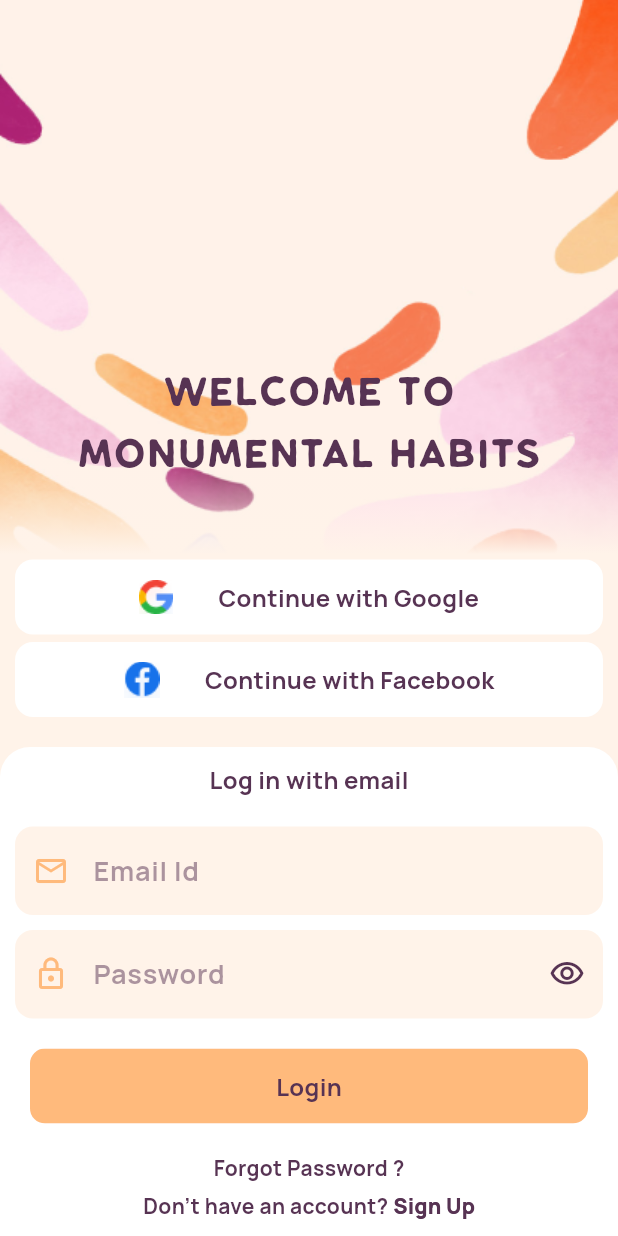
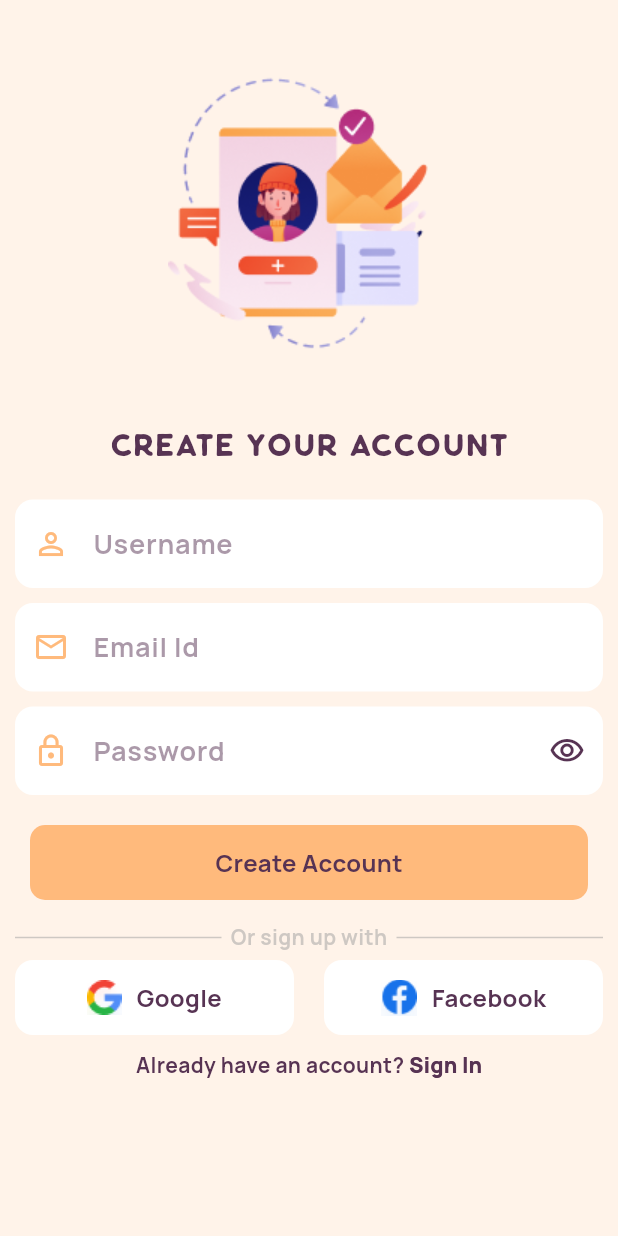
Before and after one commit to SourishBiswas23/habit_builder, a Flutter app: the screen it shows after launch, on a phone screen of 412 x 824 dp. Run offline on Flutter 3.47's test engine with Material 3 defaults, Android fonts, the phone set to English and light mode, and no system bars; our stand-ins replace logger, smooth_page_indicator.

Commit message:
Added the sign up screen

```diff
--- a/lib/main.dart
+++ b/lib/main.dart
@@ -1,5 +1,5 @@
 import 'package:flutter/material.dart';
-import 'package:habit_builder/views/onboarding/signup_and_login/login_screen/login_screen.dart';
+import 'package:habit_builder/views/onboarding/signup_and_login/signup_screen/signup_screen.dart';
 
 import 'app_theme.dart';
 import 'routes.dart';
@@ -16,7 +16,7 @@ class MyApp extends StatelessWidget {
     return MaterialApp(
       title: 'Habit Builder',
       theme: AppTheme().themeData,
-      home: const LoginScreen(),
+      home: const SignupScreen(),
       onGenerateRoute: AppNavigator.onGenerateRoute,
       navigatorKey: AppNavigator.navigatorKey,
       scaffoldMessengerKey: AppNavigator.scaffoldMessengerState,
--- a/lib/routes.dart
+++ b/lib/routes.dart
@@ -2,23 +2,31 @@ import 'package:flutter/material.dart';
 
 import 'views/not_found_screen/not_found_screen.dart';
 import 'views/onboarding/introduction_screen/introduction_screen.dart';
+import 'views/onboarding/signup_and_login/login_screen/login_screen.dart';
+import 'views/onboarding/signup_and_login/signup_screen/signup_screen.dart';
 import 'views/onboarding/splash_screen/splash_screen.dart';
 
 enum AppRoute {
   splashScreen,
   notFoundScreen,
   introductionScreen,
+  loginScreen,
+  signupScreen,
 }
 
 class _Paths {
   static const String splashScreen = '/splashScreen';
   static const String notFoundScreen = '/notFoundScreen';
   static const String introductionScreen = '/introductionScreen';
+  static const String loginScreen = '/loginScreen';
+  static const String signupScreen = '/signupScreen';
 
   static const Map<AppRoute, String> _pathMap = {
     AppRoute.splashScreen: _Paths.splashScreen,
     AppRoute.notFoundScreen: _Paths.notFoundScreen,
     AppRoute.introductionScreen: _Paths.introductionScreen,
+    AppRoute.loginScreen: _Paths.loginScreen,
+    AppRoute.signupScreen: _Paths.signupScreen,
   };
 
   static String of(AppRoute appRoute) => _pathMap[appRoute] ?? notFoundScreen;
@@ -42,6 +50,14 @@ class AppNavigator {
         return MaterialPageRoute(
           builder: (context) => const IntroductionScreen(),
         );
+      case _Paths.loginScreen:
+        return MaterialPageRoute(
+          builder: (context) => const LoginScreen(),
+        );
+      case _Paths.signupScreen:
+        return MaterialPageRoute(
+          builder: (context) => const SignupScreen(),
+        );
       default:
         return MaterialPageRoute(
           builder: (context) => const NotFoundScreen(),
--- a/lib/views/onboarding/signup_and_login/login_screen/login_screen.dart
+++ b/lib/views/onboarding/signup_and_login/login_screen/login_screen.dart
@@ -1,7 +1,7 @@
 import 'package:flutter/material.dart';
-import 'package:logger/logger.dart';
 
 import '../../../../app_theme.dart';
+import '../../../../routes.dart';
 import 'email_and_password_field.dart';
 import 'login_button.dart';
 
@@ -156,7 +156,9 @@ class LoginScreen extends StatelessWidget {
                             style: TextStyle(fontSize: 14),
                           ),
                           InkWell(
-                            onTap: () => Logger().i('Signed Up'),
+                            onTap: () => AppNavigator.pushReplace(
+                              appRoute: AppRoute.signupScreen,
+                            ),
                             child: const Text(
                               'Sign Up',
                               style: TextStyle(
--- /dev/null
+++ b/lib/views/onboarding/signup_and_login/signup_screen/already_have_account_text.dart
@@ -0,0 +1,42 @@
+import 'package:flutter/material.dart';
+import 'package:habit_builder/routes.dart';
+
+import '../../../../app_theme.dart';
+
+class AlreadyHaveAccountText extends StatelessWidget {
+  const AlreadyHaveAccountText({
+    super.key,
+  });
+
+  @override
+  Widget build(BuildContext context) {
+    return Row(
+      mainAxisSize: MainAxisSize.max,
+      mainAxisAlignment: MainAxisAlignment.center,
+      children: [
+        const Text(
+          "Already have an account? ",
+          style: TextStyle(fontSize: 14),
+        ),
+        InkWell(
+          onTap: () => AppNavigator.pushReplace(
+            appRoute: AppRoute.loginScreen,
+          ),
+          child: const Text(
+            'Sign In',
+            style: TextStyle(
+              fontSize: 14,
+              fontWeight: FontWeight.w900,
+              shadows: [
+                Shadow(
+                  offset: Offset(0.2, 0.2),
+                  color: AppTheme.eclipse,
+                )
+              ],
+            ),
+          ),
+        )
+      ],
+    );
+  }
+}
--- /dev/null
+++ b/lib/views/onboarding/signup_and_login/signup_screen/create_account_button.dart
@@ -0,0 +1,39 @@
+import 'package:flutter/material.dart';
+import 'package:logger/logger.dart';
+
+import '../../../../app_theme.dart';
+
+class CreateAccountButton extends StatelessWidget {
+  const CreateAccountButton({super.key});
+
+  @override
+  Widget build(BuildContext context) {
+    final theme = Theme.of(context);
+
+    return Padding(
+      padding: const EdgeInsets.all(10),
+      child: ClipRRect(
+        borderRadius: BorderRadius.circular(10),
+        child: Material(
+          child: InkWell(
+            onTap: () => Logger().i('Create Account'),
+            splashColor: Colors.orange,
+            child: Ink(
+              color: AppTheme.morning,
+              child: Container(
+                height: 50,
+                width: double.infinity,
+                padding: const EdgeInsets.symmetric(vertical: 10),
+                alignment: Alignment.center,
+                child: Text(
+                  'Create Account',
+                  style: theme.textTheme.bodyMedium,
+                ),
+              ),
+            ),
+          ),
+        ),
+      ),
+    );
+  }
+}
--- /dev/null
+++ b/lib/views/onboarding/signup_and_login/signup_screen/email_password_and_username_field.dart
@@ -0,0 +1,55 @@
+import 'package:flutter/material.dart';
+import 'package:habit_builder/app_theme.dart';
+
+class EmailPasswordAndUsernameField extends StatefulWidget {
+  const EmailPasswordAndUsernameField({
+    super.key,
+    required this.hintText,
+    required this.iconData,
+    required this.keyboardType,
+    this.isPassword = false,
+  });
+  final String hintText;
+  final IconData iconData;
+  final TextInputType keyboardType;
+  final bool isPassword;
+
+  @override
+  State<EmailPasswordAndUsernameField> createState() =>
+      _EmailPasswordAndUsernameFieldState();
+}
+
+class _EmailPasswordAndUsernameFieldState
+    extends State<EmailPasswordAndUsernameField> {
+  bool obscureText = true;
+
+  @override
+  Widget build(BuildContext context) {
+    return TextField(
+      keyboardType: widget.keyboardType,
+      obscureText: widget.isPassword && obscureText,
+      style: const TextStyle(color: AppTheme.morning),
+      decoration: InputDecoration(
+        hintText: widget.hintText,
+        fillColor: Colors.white,
+        prefixIcon: Icon(
+          widget.iconData,
+        ),
+        suffixIcon: widget.isPassword
+            ? InkWell(
+                onTap: () {
+                  setState(() {
+                    obscureText = !obscureText;
+                  });
+                },
+                child: Icon(
+                  obscureText
+                      ? Icons.visibility_outlined
+                      : Icons.visibility_off_outlined,
+                ),
+              )
+            : null,
+      ),
+    );
+  }
+}
--- /dev/null
+++ b/lib/views/onboarding/signup_and_login/signup_screen/google_and_facebook_signup_button.dart
@@ -0,0 +1,41 @@
+import 'package:flutter/material.dart';
+
+class GoogleAndFacebookSignUpButton extends StatelessWidget {
+  const GoogleAndFacebookSignUpButton({
+    super.key,
+    required this.buttonText,
+    required this.iconPath,
+  });
+  final String buttonText;
+  final String iconPath;
+
+  @override
+  Widget build(BuildContext context) {
+    return Expanded(
+      child: Container(
+        height: 50,
+        decoration: BoxDecoration(
+          borderRadius: BorderRadius.circular(12),
+          color: Colors.white,
+        ),
+        child: Row(
+          mainAxisSize: MainAxisSize.max,
+          mainAxisAlignment: MainAxisAlignment.center,
+          children: [
+            SizedBox(
+              child: Image.asset(
+                iconPath,
+                fit: BoxFit.fitHeight,
+              ),
+            ),
+            const SizedBox(width: 10),
+            Text(
+              buttonText,
+              style: const TextStyle(fontWeight: FontWeight.w700),
+            )
+          ],
+        ),
+      ),
+    );
+  }
+}
--- /dev/null
+++ b/lib/views/onboarding/signup_and_login/signup_screen/signup_divider.dart
@@ -0,0 +1,34 @@
+import 'package:flutter/material.dart';
+
+class SignUpDivider extends StatelessWidget {
+  const SignUpDivider({
+    super.key,
+  });
+
+  @override
+  Widget build(BuildContext context) {
+    return Row(
+      children: [
+        Expanded(
+          child: Container(
+            height: 1,
+            color: Colors.grey.withOpacity(0.5),
+          ),
+        ),
+        Text(
+          '  Or sign up with  ',
+          style: TextStyle(
+            color: Colors.grey.withOpacity(0.5),
+            fontSize: 14,
+          ),
+        ),
+        Expanded(
+          child: Container(
+            height: 1,
+            color: Colors.grey.withOpacity(0.5),
+          ),
+        )
+      ],
+    );
+  }
+}
--- /dev/null
+++ b/lib/views/onboarding/signup_and_login/signup_screen/signup_screen.dart
@@ -0,0 +1,92 @@
+import 'package:flutter/material.dart';
+
+import '../../../../app_theme.dart';
+import 'already_have_account_text.dart';
+import 'create_account_button.dart';
+import 'email_password_and_username_field.dart';
+import 'google_and_facebook_signup_button.dart';
+import 'signup_divider.dart';
+
+class SignupScreen extends StatelessWidget {
+  const SignupScreen({super.key});
+
+  @override
+  Widget build(BuildContext context) {
+    final theme = Theme.of(context);
+    return Scaffold(
+      backgroundColor: AppTheme.creame,
+      body: SingleChildScrollView(
+        child: Padding(
+          padding: const EdgeInsets.symmetric(horizontal: 10),
+          child: Column(
+            mainAxisAlignment: MainAxisAlignment.end,
+            mainAxisSize: MainAxisSize.min,
+            children: [
+              Container(
+                margin: const EdgeInsets.only(top: 40, bottom: 40),
+                decoration: const BoxDecoration(
+                  image: DecorationImage(
+                    image: AssetImage('assets/images/create_your_account.png'),
+                    fit: BoxFit.contain,
+                  ),
+                ),
+                height: 200,
+              ),
+              Text(
+                'CREATE YOUR ACCOUNT',
+                textAlign: TextAlign.center,
+                style: theme.textTheme.headlineSmall,
+              ),
+              const Column(
+                mainAxisAlignment: MainAxisAlignment.center,
+                children: [
+                  SizedBox(height: 20),
+                  EmailPasswordAndUsernameField(
+                    hintText: 'Username',
+                    iconData: Icons.person_outline,
+                    keyboardType: TextInputType.name,
+                  ),
+                  SizedBox(height: 10),
+                  EmailPasswordAndUsernameField(
+                    hintText: 'Email Id',
+                    iconData: Icons.email_outlined,
+                    keyboardType: TextInputType.emailAddress,
+                  ),
+                  SizedBox(height: 10),
+                  EmailPasswordAndUsernameField(
+                    hintText: 'Password',
+                    iconData: Icons.lock_outline,
+                    keyboardType: TextInputType.visiblePassword,
+                    isPassword: true,
+                  ),
+                  SizedBox(height: 10),
+                  CreateAccountButton(),
+                  SizedBox(height: 5),
+                  SignUpDivider(),
+                  SizedBox(height: 5),
+                  Row(
+                    mainAxisSize: MainAxisSize.max,
+                    mainAxisAlignment: MainAxisAlignment.spaceEvenly,
+                    children: [
+                      GoogleAndFacebookSignUpButton(
+                        buttonText: 'Google',
+                        iconPath: 'assets/logo/google_logo.png',
+                      ),
+                      SizedBox(width: 20),
+                      GoogleAndFacebookSignUpButton(
+                        buttonText: 'Facebook',
+                        iconPath: 'assets/logo/facebook_logo.png',
+                      ),
+                    ],
+                  ),
+                  SizedBox(height: 10),
+                  AlreadyHaveAccountText(),
+                ],
+              ),
+            ],
+          ),
+        ),
+      ),
+    );
+  }
+}
```
